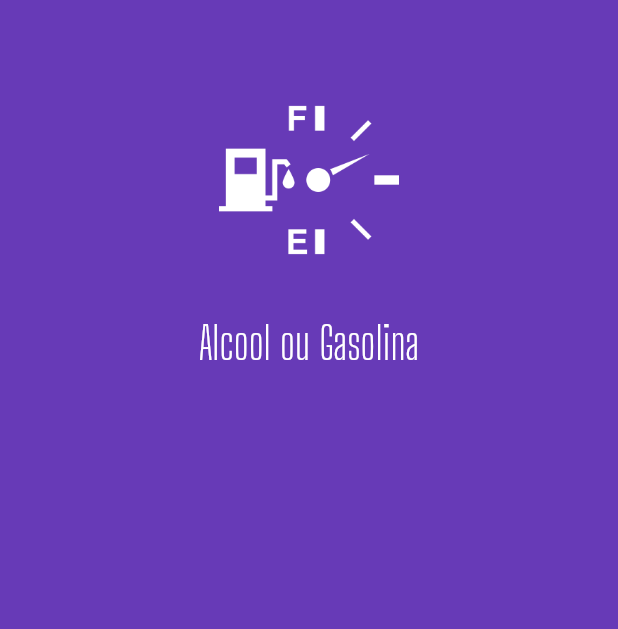
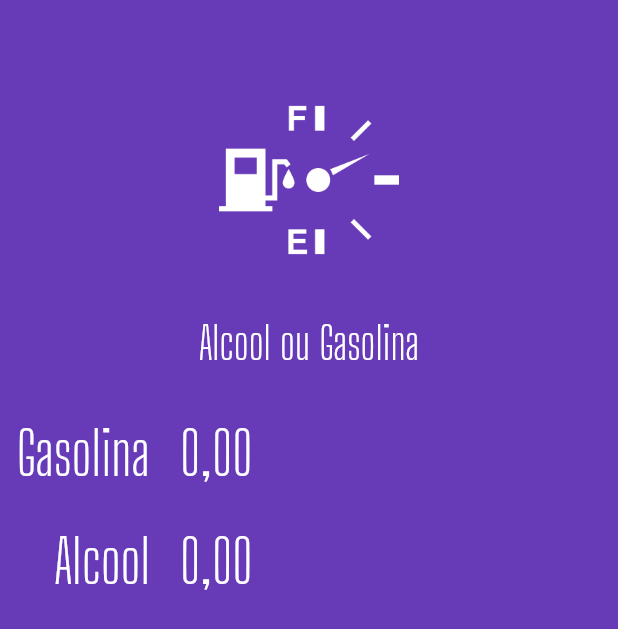
Before and after one commit to FillipeEduardo/Alcool-ou-Gasolina-Flutter, a Flutter app: the screen it shows after launch, on a phone screen of 412 x 824 dp. Shown: the top 629 px of the screen. Run offline on Flutter 3.47's test engine with Material 2 defaults, Android fonts, the phone set to English and light mode, and no system bars; our stand-ins replace extended_masked_text.

Commit message:
criado os inputs

```diff
--- a/lib/main.dart
+++ b/lib/main.dart
@@ -1,5 +1,6 @@
 import 'package:aog/widgets/logo.widget.dart';
 import 'package:flutter/material.dart';
+import 'package:extended_masked_text/extended_masked_text.dart';
 
 void main() {
   runApp(const MyApp());
@@ -8,31 +9,96 @@ void main() {
 class MyApp extends StatelessWidget {
   const MyApp({Key? key}) : super(key: key);
 
-
   @override
   Widget build(BuildContext context) {
     return MaterialApp(
       title: 'Alcool ou Gasolina',
       debugShowCheckedModeBanner: false,
       theme: ThemeData(
-
         primarySwatch: Colors.deepPurple,
       ),
-      home: const HomePage(),
+      home: HomePage(),
     );
   }
 }
 
 class HomePage extends StatelessWidget {
-  const HomePage({ Key? key }) : super(key: key);
-
+  HomePage({Key? key}) : super(key: key);
+  final _gasCtrl = MoneyMaskedTextController();
+  final _gasCtrl2 = MoneyMaskedTextController();
   @override
   Widget build(BuildContext context) {
     return Scaffold(
       backgroundColor: Colors.deepPurple,
       body: ListView(
-        children: <Widget> [
-        Logo(),
+        children: <Widget>[
+          const Logo(),
+          Row(
+            children: <Widget>[
+              Container(
+                width: 100,
+                alignment: Alignment.centerRight,
+                child:const Text(
+                  "Gasolina",
+                  style: TextStyle(
+                    fontFamily: "Big Shoulders Display",
+                    fontSize: 40,
+                    color: Colors.white,
+                  ),
+                ),
+              ),
+              const SizedBox(
+                width: 20,
+              ),
+              Expanded(
+                child: TextFormField(
+                  controller: _gasCtrl,
+                  keyboardType: TextInputType.number,
+                  style: const TextStyle(
+                    fontFamily: "Big Shoulders Display",
+                    color: Colors.white,
+                    fontSize: 40,
+                  ),
+                  decoration: const InputDecoration(
+                    border: InputBorder.none,
+                  ),
+                ),
+              ),
+            ],
+          ),
+          Row(
+            children: <Widget>[
+              Container(
+                width: 100,
+                alignment: Alignment.centerRight,
+                child:const Text(
+                  "Alcool",
+                  style: TextStyle(
+                    fontFamily: "Big Shoulders Display",
+                    fontSize: 40,
+                    color: Colors.white,
+                  ),
+                ),
+              ),
+              const SizedBox(
+                width: 20,
+              ),
+              Expanded(
+                child: TextFormField(
+                  controller: _gasCtrl2,
+                  keyboardType: TextInputType.number,
+                  style: const TextStyle(
+                    fontFamily: "Big Shoulders Display",
+                    color: Colors.white,
+                    fontSize: 40,
+                  ),
+                  decoration: const InputDecoration(
+                    border: InputBorder.none,
+                  ),
+                ),
+              ),
+            ],
+          ),
         ],
       ),
     );
--- a/pubspec.yaml
+++ b/pubspec.yaml
@@ -34,7 +34,7 @@ dependencies:
   # The following adds the Cupertino Icons font to your application.
   # Use with the CupertinoIcons class for iOS style icons.
   cupertino_icons: ^1.0.2
-  flutter_masked_text: ^0.8.0
+  extended_masked_text: ^2.3.1
 
 dev_dependencies:
   flutter_test:
```
Also changed, not shown: pubspec.lock.
